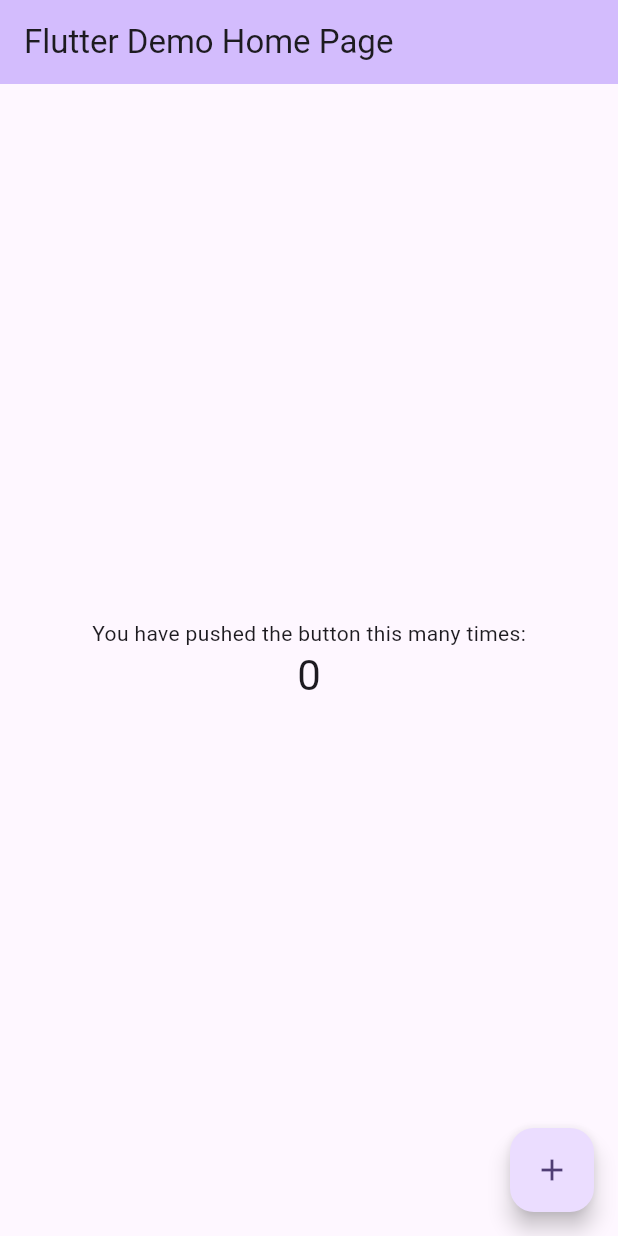
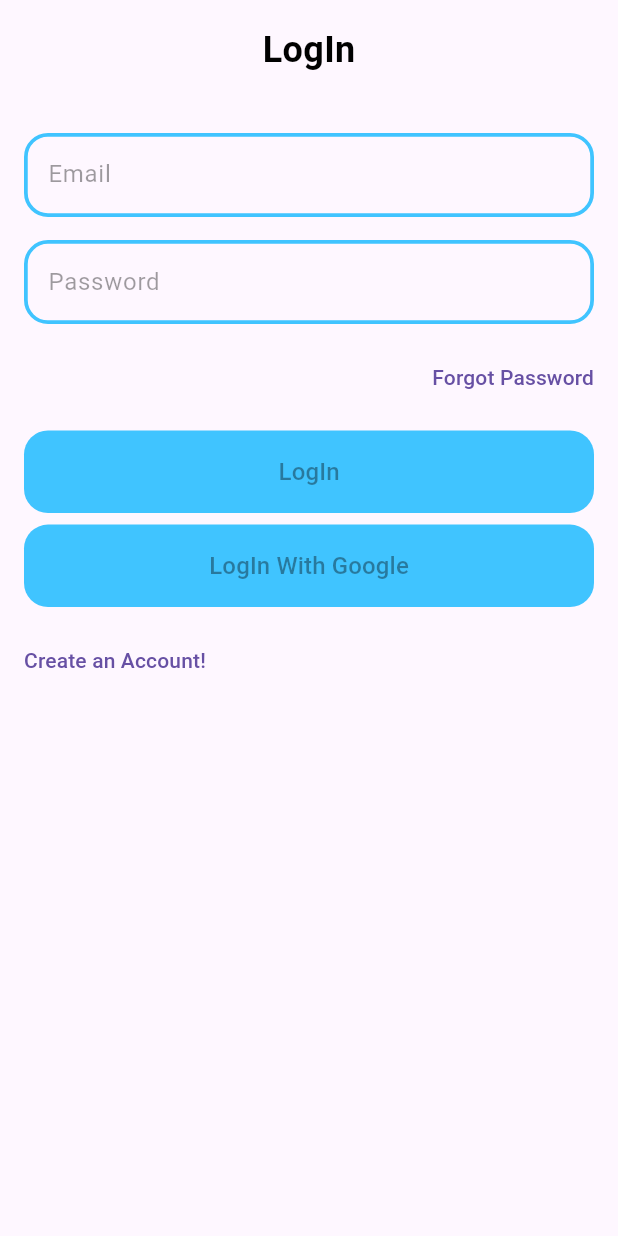
Before and after one commit to mahmoudhssnhmmd/Repair-app, a Flutter app: the screen it shows after launch, on a phone screen of 412 x 824 dp. Run offline on Flutter 3.47's test engine with Material 3 defaults, Android fonts, the light colour scheme and no system bars; our stand-ins replace firebase_core, firebase_crashlytics; accounts and stored records are empty; generated files the repository leaves out were written again.

Commit message:
authentication ui

```diff
--- /dev/null
+++ b/lib/app utils/app_colors.dart
@@ -0,0 +1,8 @@
+import 'package:flutter/material.dart';
+
+class AppColors {
+  static Color lightMainText = Colors.black;
+  static Color lightHintText = Colors.black38;
+  static Color approvedGreen = Colors.lightGreenAccent;
+  static Color waitingBlue = Colors.lightBlueAccent;
+}
--- /dev/null
+++ b/lib/app utils/app_routs.dart
@@ -0,0 +1,6 @@
+class AppRouts {
+  //authentication routs
+  static const String login = 'LogIn';
+  static const String signup = 'SignUp';
+  static const String forgetPassword = 'Forget Password';
+}
--- /dev/null
+++ b/lib/app utils/app_styles.dart
@@ -0,0 +1,15 @@
+import 'package:flutter/material.dart';
+import 'package:repair/app%20utils/app_colors.dart';
+
+class AppStyles {
+  static TextStyle bold24black = TextStyle(
+    fontSize: 24,
+    fontWeight: FontWeight.bold,
+    color: AppColors.lightMainText
+  );
+
+  static TextStyle regular16DisabledText = TextStyle(
+      fontSize: 16,
+      color: AppColors.lightHintText
+  );
+}
--- /dev/null
+++ b/lib/app utils/app_utils.dart
@@ -0,0 +1,11 @@
+import 'package:flutter/material.dart';
+
+class AppUtils {
+  static const double targetHeight = 160;
+  static const double targetWidth = 90;
+
+  static double screenWidth()=>WidgetsBinding.instance.platformDispatcher.views.first.physicalSize.width;
+  static double screenHeight()=>WidgetsBinding.instance.platformDispatcher.views.first.physicalSize.height;
+  static double getHeight(double height)=>screenHeight()*(height/targetHeight);
+  static double getWidth(double width)=>screenWidth()*(width/targetWidth);
+}
--- a/lib/main.dart
+++ b/lib/main.dart
@@ -1,122 +1,37 @@
 import 'package:flutter/material.dart';
+//firebase
+import 'package:firebase_core/firebase_core.dart';
+import 'package:firebase_crashlytics/firebase_crashlytics.dart';
+//app utils
+import 'package:repair/app utils/app_routs.dart';
+import 'package:repair/theme/light_theme.dart';
+//screens
+import 'package:repair/screens/authentication/login_screen.dart';
+import 'package:repair/screens/authentication/signup_screen.dart';
+import 'package:repair/screens/authentication/forget_password_screen.dart';
 
-void main() {
+import 'firebase_options.dart';
+
+void main() async {
+  WidgetsFlutterBinding.ensureInitialized();
+  await Firebase.initializeApp(options: DefaultFirebaseOptions.currentPlatform);
+  FlutterError.onError = FirebaseCrashlytics.instance.recordFlutterFatalError;
   runApp(const MyApp());
 }
 
 class MyApp extends StatelessWidget {
   const MyApp({super.key});
 
-  // This widget is the root of your application.
   @override
   Widget build(BuildContext context) {
     return MaterialApp(
-      title: 'Flutter Demo',
-      theme: ThemeData(
-        // This is the theme of your application.
-        //
-        // TRY THIS: Try running your application with "flutter run". You'll see
-        // the application has a purple toolbar. Then, without quitting the app,
-        // try changing the seedColor in the colorScheme below to Colors.green
-        // and then invoke "hot reload" (save your changes or press the "hot
-        // reload" button in a Flutter-supported IDE, or press "r" if you used
-        // the command line to start the app).
-        //
-        // Notice that the counter didn't reset back to zero; the application
-        // state is not lost during the reload. To reset the state, use hot
-        // restart instead.
-        //
-        // This works for code too, not just values: Most code changes can be
-        // tested with just a hot reload.
-        colorScheme: .fromSeed(seedColor: Colors.deepPurple),
-      ),
-      home: const MyHomePage(title: 'Flutter Demo Home Page'),
+      routes: {
+        AppRouts.login: (context) => const LoginScreen(),
+        AppRouts.signup: (context) => const SignupScreen(),
+        AppRouts.forgetPassword: (context) => const ForgetPasswordScreen(),
+      },
+      theme: lightTheme,
+      initialRoute: AppRouts.login,
     );
   }
 }
-
-class MyHomePage extends StatefulWidget {
-  const MyHomePage({super.key, required this.title});
-
-  // This widget is the home page of your application. It is stateful, meaning
-  // that it has a State object (defined below) that contains fields that affect
-  // how it looks.
-
-  // This class is the configuration for the state. It holds the values (in this
-  // case the title) provided by the parent (in this case the App widget) and
-  // used by the build method of the State. Fields in a Widget subclass are
-  // always marked "final".
-
-  final String title;
-
-  @override
-  State<MyHomePage> createState() => _MyHomePageState();
-}
-
-class _MyHomePageState extends State<MyHomePage> {
-  int _counter = 0;
-
-  void _incrementCounter() {
-    setState(() {
-      // This call to setState tells the Flutter framework that something has
-      // changed in this State, which causes it to rerun the build method below
-      // so that the display can reflect the updated values. If we changed
-      // _counter without calling setState(), then the build method would not be
-      // called again, and so nothing would appear to happen.
-      _counter++;
-    });
-  }
-
-  @override
-  Widget build(BuildContext context) {
-    // This method is rerun every time setState is called, for instance as done
-    // by the _incrementCounter method above.
-    //
-    // The Flutter framework has been optimized to make rerunning build methods
-    // fast, so that you can just rebuild anything that needs updating rather
-    // than having to individually change instances of widgets.
-    return Scaffold(
-      appBar: AppBar(
-        // TRY THIS: Try changing the color here to a specific color (to
-        // Colors.amber, perhaps?) and trigger a hot reload to see the AppBar
-        // change color while the other colors stay the same.
-        backgroundColor: Theme.of(context).colorScheme.inversePrimary,
-        // Here we take the value from the MyHomePage object that was created by
-        // the App.build method, and use it to set our appbar title.
-        title: Text(widget.title),
-      ),
-      body: Center(
-        // Center is a layout widget. It takes a single child and positions it
-        // in the middle of the parent.
-        child: Column(
-          // Column is also a layout widget. It takes a list of children and
-          // arranges them vertically. By default, it sizes itself to fit its
-          // children horizontally, and tries to be as tall as its parent.
-          //
-          // Column has various properties to control how it sizes itself and
-          // how it positions its children. Here we use mainAxisAlignment to
-          // center the children vertically; the main axis here is the vertical
-          // axis because Columns are vertical (the cross axis would be
-          // horizontal).
-          //
-          // TRY THIS: Invoke "debug painting" (choose the "Toggle Debug Paint"
-          // action in the IDE, or press "p" in the console), to see the
-          // wireframe for each widget.
-          mainAxisAlignment: .center,
-          children: [
-            const Text('You have pushed the button this many times:'),
-            Text(
-              '$_counter',
-              style: Theme.of(context).textTheme.headlineMedium,
-            ),
-          ],
-        ),
-      ),
-      floatingActionButton: FloatingActionButton(
-        onPressed: _incrementCounter,
-        tooltip: 'Increment',
-        child: const Icon(Icons.add),
-      ),
-    );
-  }
-}
--- /dev/null
+++ b/lib/screens/authentication/authentication.dart
@@ -0,0 +1,14 @@
+class Authentication {
+  static void login(String email, String password) {
+    //todo
+  }
+  static void loginWithGoogle(String email, String password) {
+    //todo
+  }
+  static void signup(String email, String password) {
+    //todo
+  }
+  static void forgetPassword(String email, String password) {
+    //todo
+  }
+}
--- /dev/null
+++ b/lib/screens/authentication/login_screen.dart
@@ -0,0 +1,120 @@
+import 'package:flutter/material.dart';
+import 'package:repair/app%20utils/app_routs.dart';
+import 'package:repair/app%20utils/app_styles.dart';
+import 'package:repair/app%20utils/app_utils.dart';
+
+class LoginScreen extends StatefulWidget {
+  const LoginScreen({super.key});
+
+  @override
+  State<LoginScreen> createState() => _LoginScreenState();
+}
+
+class _LoginScreenState extends State<LoginScreen> {
+  final double spacing = 2;
+  final GlobalKey<FormState> _formKey = GlobalKey<FormState>();
+  late final TextEditingController emailController;
+  late final TextEditingController passwordController;
+
+  @override
+  void initState() {
+    emailController = TextEditingController();
+    passwordController = TextEditingController();
+    super.initState();
+  }
+
+  @override
+  void dispose() {
+    emailController.dispose();
+    passwordController.dispose();
+    super.dispose();
+  }
+
+  @override
+  Widget build(BuildContext context) {
+    return Scaffold(
+      body: SafeArea(
+        child: SingleChildScrollView(
+          padding: EdgeInsets.all(16),
+          child: Form(
+            key: _formKey,
+            child: Column(
+              crossAxisAlignment: CrossAxisAlignment.center,
+              children: [
+                Text('LogIn', style: AppStyles.bold24black),
+                SizedBox(height: AppUtils.getHeight(5)),
+                TextFormField(
+                  decoration: InputDecoration(labelText: 'Email'),
+                  onChanged: (v) => emailController.text = v,
+                  validator: (v) =>
+                      v == null ||
+                          v.isEmpty ||
+                          RegExp(
+                            r"\w+([-+.']\w+)*@\w+([-.]\w+)*\.\w+([-.]\w+)*",
+                          ).hasMatch(v)
+                      ? "incorrect email"
+                      : null,
+                ),
+                SizedBox(height: AppUtils.getHeight(spacing)),
+                TextFormField(
+                  decoration: InputDecoration(labelText: 'Password'),
+                  onChanged: (v)=>passwordController.text = v,
+                  validator: (v) => v == null || v.length < 8
+                      ? "password Should be at least 8 characters"
+                      : null,
+                ),
+                SizedBox(height: AppUtils.getHeight(spacing)),
+                Align(
+                  alignment: AlignmentGeometry.centerEnd,
+                  child: TextButton(
+                    onPressed: () => Navigator.pushNamed(
+                      context,
+                      AppRouts.forgetPassword,
+                      arguments: emailController.text,
+                    ),
+                    child: Text('Forgot Password'),
+                  ),
+                ),
+                SizedBox(height: AppUtils.getHeight(spacing)),
+                FilledButton(
+                  onPressed: () {},
+                  child: Center(
+                    child: Text(
+                      'LogIn',
+                      style: AppStyles.regular16DisabledText,
+                    ),
+                  ),
+                ),
+                SizedBox(height: AppUtils.getHeight(1)),
+                FilledButton(
+                  onPressed: () {},
+                  child: Center(
+                    child: Text(
+                      'LogIn With Google',
+                      style: AppStyles.regular16DisabledText,
+                    ),
+                  ),
+                ),
+                SizedBox(height: AppUtils.getHeight(spacing)),
+                Align(
+                  alignment: AlignmentGeometry.centerLeft,
+                  child: TextButton(
+                    onPressed: () => Navigator.pushNamed(
+                      context,
+                      AppRouts.signup,
+                      arguments: <String, String>{
+                        'email': emailController.text,
+                        'password': passwordController.text,
+                      },
+                    ),
+                    child: Text('Create an Account!'),
+                  ),
+                ),
+              ],
+            ),
+          ),
+        ),
+      ),
+    );
+  }
+}
--- /dev/null
+++ b/lib/theme/light_theme.dart
@@ -0,0 +1,48 @@
+import 'package:flutter/material.dart';
+import 'package:repair/app%20utils/app_colors.dart';
+import 'package:repair/app%20utils/app_styles.dart';
+
+const double borderRadius = 16.0;
+const double borderWidth = 2.5;
+const double padding = 16;
+final InputBorder textFieldEnabledBorders = OutlineInputBorder(
+  borderSide: BorderSide(width: borderWidth, color: AppColors.waitingBlue),
+  borderRadius: BorderRadius.all(Radius.circular(borderRadius)),
+);
+final InputBorder textFieldFocusedBorders = textFieldEnabledBorders.copyWith(
+  borderSide: BorderSide(width: borderWidth, color: AppColors.approvedGreen),
+);
+final InputBorder textFieldErrorBorders = textFieldEnabledBorders.copyWith();
+
+ThemeData lightTheme = ThemeData(
+  inputDecorationTheme: InputDecorationThemeData(
+    border: textFieldEnabledBorders,
+    enabledBorder: textFieldEnabledBorders,
+    focusedBorder: textFieldFocusedBorders,
+    errorBorder: textFieldErrorBorders,
+    labelStyle: AppStyles.regular16DisabledText,
+  ),
+  textButtonTheme: TextButtonThemeData(
+    style: ButtonStyle(
+      padding: WidgetStatePropertyAll(EdgeInsets.zero),
+      visualDensity: VisualDensity.compact,
+    ),
+  ),
+  filledButtonTheme: FilledButtonThemeData(
+    style: ButtonStyle(
+      padding: WidgetStatePropertyAll(EdgeInsets.all(padding)),
+      // backgroundColor: WidgetStateProperty.resolveWith((state) {
+      //   return state.contains(WidgetState.pressed)
+      //       ? AppColors.approvedGreen
+      //       : AppColors.waitingBlue;
+      // }),
+      backgroundColor: WidgetStatePropertyAll(AppColors.waitingBlue),
+      overlayColor: WidgetStatePropertyAll(AppColors.approvedGreen),
+      shape: WidgetStatePropertyAll(
+        RoundedRectangleBorder(
+          borderRadius: BorderRadius.all(Radius.circular(borderRadius)),
+        ),
+      ),
+    ),
+  ),
+);
--- a/pubspec.yaml
+++ b/pubspec.yaml
@@ -34,6 +34,10 @@ dependencies:
   # The following adds the Cupertino Icons font to your application.
   # Use with the CupertinoIcons class for iOS style icons.
   cupertino_icons: ^1.0.8
+  riverpod: ^3.3.2
+  firebase_core: ^4.11.0
+  firebase: ^9.0.3
+  firebase_crashlytics: ^5.2.4
 
 dev_dependencies:
   flutter_test:
```
Also changed, not shown: lib/screens/authentication/forget_password_screen.dart (added, +20 -0 lines), lib/screens/authentication/signup_screen.dart (added, +152 -0 lines), pubspec.lock, 2 other files.
